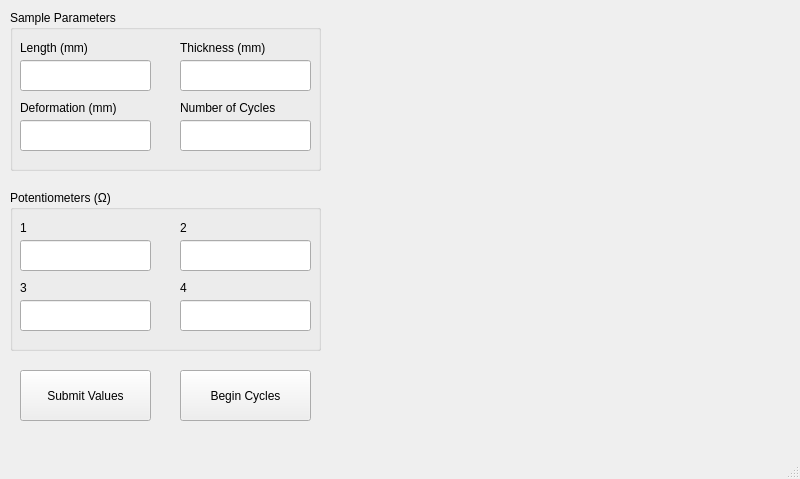
Above: GUI/mainwindow.ui from Chunggkeys/CapstoneProject before the change. Below: the same form after it.
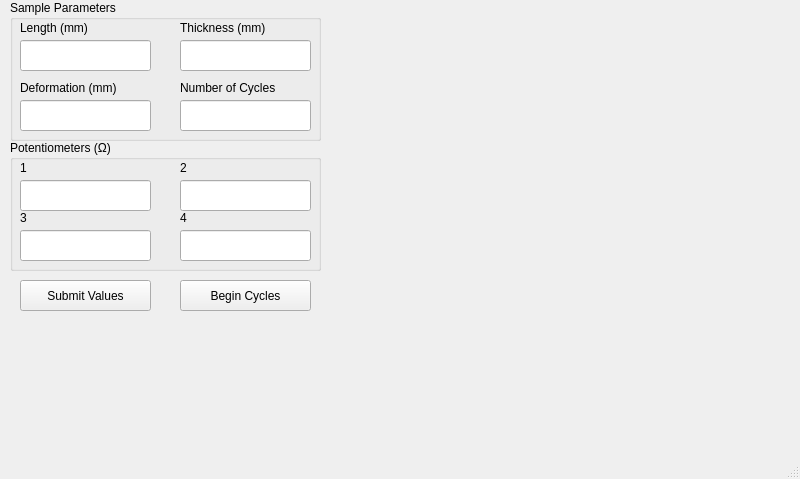
That is the form after the change. Custom widgets are drawn as their Qt base class.

Commit message: resized ui to fit virtual keyboard

What changed in the file:
```diff
--- a/GUI/mainwindow.ui
+++ b/GUI/mainwindow.ui
@@ -18,9 +18,9 @@
     <property name="geometry">
      <rect>
       <x>10</x>
-      <y>10</y>
+      <y>0</y>
       <width>311</width>
-      <height>161</height>
+      <height>141</height>
      </rect>
     </property>
     <property name="title">
@@ -30,7 +30,7 @@
      <property name="geometry">
       <rect>
        <x>10</x>
-       <y>50</y>
+       <y>40</y>
        <width>131</width>
        <height>31</height>
       </rect>
@@ -40,7 +40,7 @@
      <property name="geometry">
       <rect>
        <x>10</x>
-       <y>110</y>
+       <y>100</y>
        <width>131</width>
        <height>31</height>
       </rect>
@@ -50,7 +50,7 @@
      <property name="geometry">
       <rect>
        <x>170</x>
-       <y>50</y>
+       <y>40</y>
        <width>131</width>
        <height>31</height>
       </rect>
@@ -60,7 +60,7 @@
      <property name="geometry">
       <rect>
        <x>10</x>
-       <y>30</y>
+       <y>20</y>
        <width>131</width>
        <height>16</height>
       </rect>
@@ -73,7 +73,7 @@
      <property name="geometry">
       <rect>
        <x>170</x>
-       <y>30</y>
+       <y>20</y>
        <width>131</width>
        <height>16</height>
       </rect>
@@ -86,7 +86,7 @@
      <property name="geometry">
       <rect>
        <x>10</x>
-       <y>90</y>
+       <y>80</y>
        <width>131</width>
        <height>16</height>
       </rect>
@@ -99,7 +99,7 @@
      <property name="geometry">
       <rect>
        <x>170</x>
-       <y>110</y>
+       <y>100</y>
        <width>131</width>
        <height>31</height>
       </rect>
@@ -109,7 +109,7 @@
      <property name="geometry">
       <rect>
        <x>170</x>
-       <y>90</y>
+       <y>80</y>
        <width>131</width>
        <height>16</height>
       </rect>
@@ -123,9 +123,9 @@
     <property name="geometry">
      <rect>
       <x>10</x>
-      <y>190</y>
+      <y>140</y>
       <width>311</width>
-      <height>161</height>
+      <height>131</height>
      </rect>
     </property>
     <property name="title">
@@ -135,7 +135,7 @@
      <property name="geometry">
       <rect>
        <x>10</x>
-       <y>50</y>
+       <y>40</y>
        <width>131</width>
        <height>31</height>
       </rect>
@@ -145,7 +145,7 @@
      <property name="geometry">
       <rect>
        <x>170</x>
-       <y>50</y>
+       <y>40</y>
        <width>131</width>
        <height>31</height>
       </rect>
@@ -155,7 +155,7 @@
      <property name="geometry">
       <rect>
        <x>10</x>
-       <y>110</y>
+       <y>90</y>
        <width>131</width>
        <height>31</height>
       </rect>
@@ -165,7 +165,7 @@
      <property name="geometry">
       <rect>
        <x>170</x>
-       <y>110</y>
+       <y>90</y>
        <width>131</width>
        <height>31</height>
       </rect>
@@ -175,7 +175,7 @@
      <property name="geometry">
       <rect>
        <x>10</x>
-       <y>30</y>
+       <y>20</y>
        <width>131</width>
        <height>16</height>
       </rect>
@@ -188,7 +188,7 @@
      <property name="geometry">
       <rect>
        <x>170</x>
-       <y>30</y>
+       <y>20</y>
        <width>131</width>
        <height>16</height>
       </rect>
@@ -201,7 +201,7 @@
      <property name="geometry">
       <rect>
        <x>10</x>
-       <y>90</y>
+       <y>70</y>
        <width>131</width>
        <height>16</height>
       </rect>
@@ -214,7 +214,7 @@
      <property name="geometry">
       <rect>
        <x>170</x>
-       <y>90</y>
+       <y>70</y>
        <width>131</width>
        <height>16</height>
       </rect>
@@ -228,9 +228,9 @@
     <property name="geometry">
      <rect>
       <x>20</x>
-      <y>370</y>
+      <y>280</y>
       <width>131</width>
-      <height>51</height>
+      <height>31</height>
      </rect>
     </property>
     <property name="text">
@@ -241,9 +241,9 @@
     <property name="geometry">
      <rect>
       <x>180</x>
-      <y>370</y>
+      <y>280</y>
       <width>131</width>
-      <height>51</height>
+      <height>31</height>
      </rect>
     </property>
     <property name="text">
@@ -257,9 +257,9 @@
     <property name="geometry">
      <rect>
       <x>330</x>
-      <y>20</y>
+      <y>0</y>
       <width>461</width>
-      <height>201</height>
+      <height>151</height>
      </rect>
     </property>
    </widget>
@@ -267,9 +267,9 @@
     <property name="geometry">
      <rect>
       <x>330</x>
-      <y>230</y>
+      <y>160</y>
       <width>461</width>
-      <height>201</height>
+      <height>151</height>
      </rect>
     </property>
    </widget>
```
The commit also changes 4 other files.
